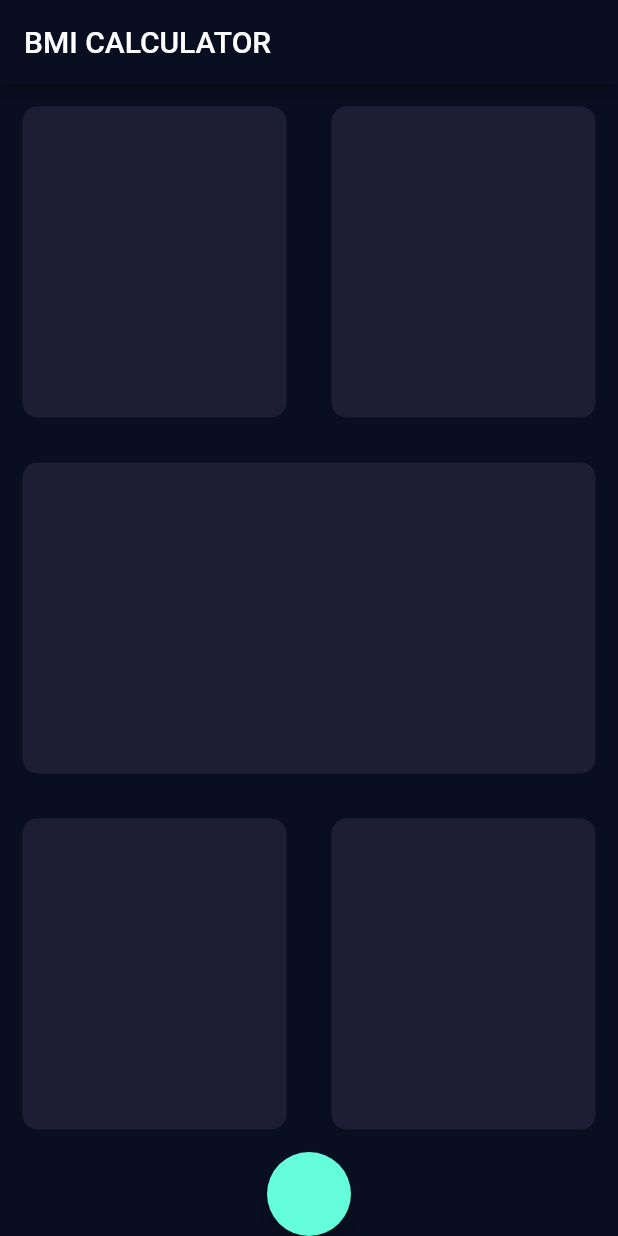
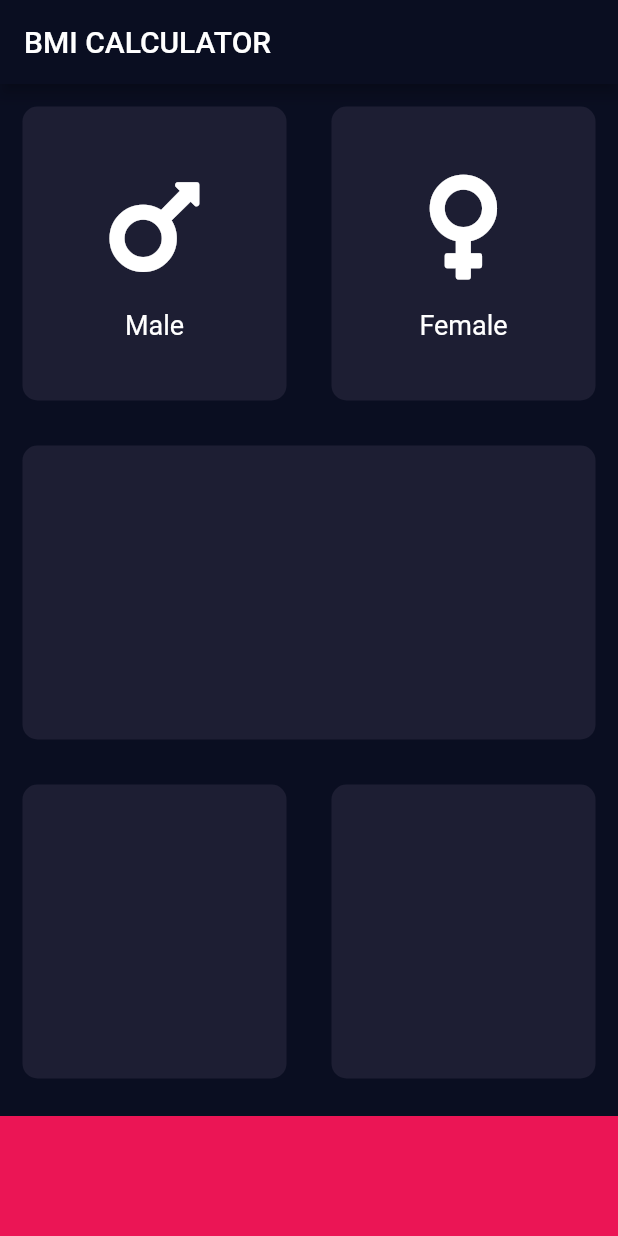
Before and after one commit to adrian61/LearnFlutter, a Flutter app: the screen it shows after launch, on a phone screen of 412 x 824 dp. Run offline on Flutter 3.47's test engine with Material 2 defaults, Android fonts, the phone set to English and light mode, and no system bars; our stand-ins replace audioplayers, font_awesome_flutter, rflutter_alert.

Commit message:
Added male and female button

```diff
--- /dev/null
+++ b/bmi-calculator-flutter-master/lib/components/container_content.dart
@@ -0,0 +1,29 @@
+import 'package:flutter/material.dart';
+import 'package:font_awesome_flutter/font_awesome_flutter.dart';
+
+class ContainerContent extends StatelessWidget {
+  ContainerContent({@required this.icon, @required this.text});
+
+  final IconData icon;
+  final String text;
+
+  @override
+  Widget build(BuildContext context) {
+    return Column(
+      mainAxisAlignment: MainAxisAlignment.center,
+      children: <Widget>[
+        Icon(
+          icon,
+          size: 80.0,
+        ),
+        SizedBox(
+          height: 15.0,
+        ),
+        Text(
+          text,
+          style: TextStyle(fontSize: 18.0),
+        ),
+      ],
+    );
+  }
+}
--- a/bmi-calculator-flutter-master/lib/components/reusable_container.dart
+++ b/bmi-calculator-flutter-master/lib/components/reusable_container.dart
@@ -1,13 +1,15 @@
 import 'package:flutter/material.dart';
 
 class ReusableContainer extends StatelessWidget {
-  ReusableContainer({@required this.color});
+  ReusableContainer({@required this.color, this.child});
 
   final Color color;
+  final Widget child;
 
   @override
   Widget build(BuildContext context) {
     return Container(
+      child: child,
       margin: EdgeInsets.all(15.0),
       decoration:
           BoxDecoration(color: color, borderRadius: BorderRadius.circular(10)),
--- a/bmi-calculator-flutter-master/lib/input_page.dart
+++ b/bmi-calculator-flutter-master/lib/input_page.dart
@@ -1,5 +1,7 @@
 import 'package:flutter/material.dart';
+import 'package:font_awesome_flutter/font_awesome_flutter.dart';
 
+import 'components/container_content.dart';
 import 'components/reusable_container.dart';
 
 class InputPage extends StatefulWidget {
@@ -8,6 +10,13 @@ class InputPage extends StatefulWidget {
 }
 
 class _InputPageState extends State<InputPage> {
+  static const bottomContainerHeight = 80.0;
+  static const inactiveContainerColor = Color(0xFF1D1E33);
+  static const activeContainerColor = Color(0xFF111328);
+  static const bottomContainerColor = Color(0xFFEB1555);
+  Color maleCardColor = inactiveContainerColor;
+  Color femaleCardColor = inactiveContainerColor;
+
   @override
   Widget build(BuildContext context) {
     return Scaffold(
@@ -20,13 +29,30 @@ class _InputPageState extends State<InputPage> {
               child: Row(
                 children: <Widget>[
                   Expanded(
-                    child: ReusableContainer(
-                      color: Color(0xFF1D1E33),
+                    child: GestureDetector(
+                      onTap: () {
+                        setState(() {
+                          updateColor(1);
+                        });
+                      },
+                      child: ReusableContainer(
+                          color: maleCardColor,
+                          child: ContainerContent(
+                              icon: FontAwesomeIcons.mars, text: 'Male')),
                     ),
                   ),
                   Expanded(
-                    child: ReusableContainer(
-                      color: Color(0xFF1D1E33),
+                    child: GestureDetector(
+                      onTap: () {
+                        setState(() {
+                          updateColor(2);
+                        });
+                      },
+                      child: ReusableContainer(
+                        color: femaleCardColor,
+                        child: ContainerContent(
+                            icon: FontAwesomeIcons.venus, text: 'Female'),
+                      ),
                     ),
                   ),
                 ],
@@ -34,7 +60,7 @@ class _InputPageState extends State<InputPage> {
             ),
             Expanded(
               child: ReusableContainer(
-                color: Color(0xFF1D1E33),
+                color: inactiveContainerColor,
               ),
             ),
             Expanded(
@@ -42,21 +68,36 @@ class _InputPageState extends State<InputPage> {
                 children: <Widget>[
                   Expanded(
                     child: ReusableContainer(
-                      color: Color(0xFF1D1E33),
+                      color: inactiveContainerColor,
                     ),
                   ),
                   Expanded(
                     child: ReusableContainer(
-                      color: Color(0xFF1D1E33),
+                      color: inactiveContainerColor,
                     ),
                   ),
                 ],
               ),
             ),
-            FloatingActionButton(
-              onPressed: () {},
+            Container(
+              color: bottomContainerColor,
+              margin: EdgeInsets.only(top: 10.0),
+              height: bottomContainerHeight,
             )
           ],
         ));
   }
+
+  void updateColor(int gender) {
+    if (gender == 1) {
+      maleCardColor = activeContainerColor;
+      if (femaleCardColor != inactiveContainerColor)
+        femaleCardColor = inactiveContainerColor;
+    }
+    else if (gender == 2) {
+      femaleCardColor = activeContainerColor;
+        if (maleCardColor != inactiveContainerColor)
+          maleCardColor = inactiveContainerColor;
+    }
+  }
 }
--- a/bmi-calculator-flutter-master/pubspec.yaml
+++ b/bmi-calculator-flutter-master/pubspec.yaml
@@ -11,6 +11,7 @@ dependencies:
     sdk: flutter
 
   cupertino_icons: ^0.1.2
+  font_awesome_flutter: ^8.8.1
 
 dev_dependencies:
   flutter_test:
```
